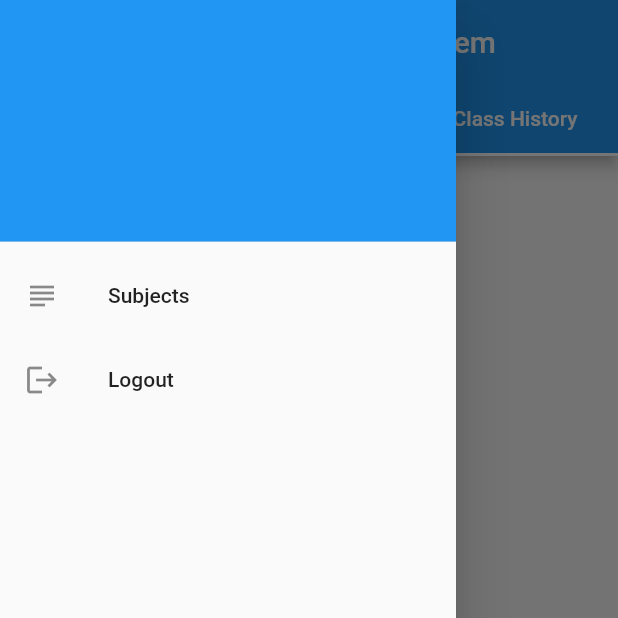
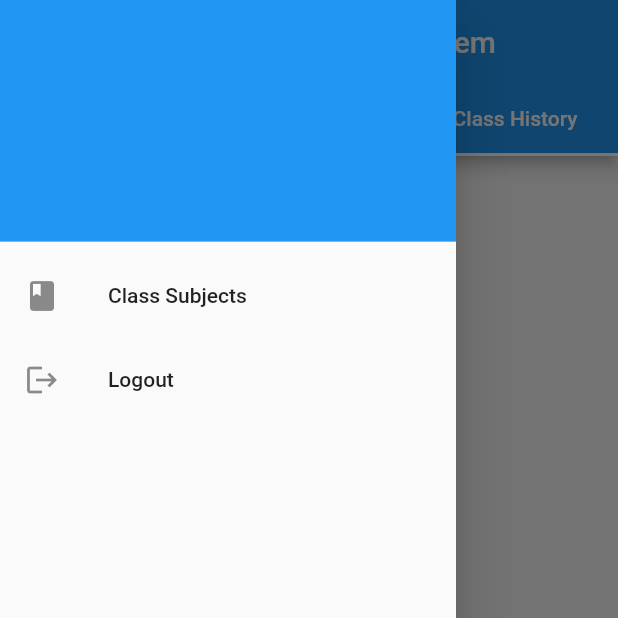
Before and after one commit to Elysu/Student-Attendance-System-With-WiFi-Detection, a Flutter app: the screen it shows once a user with an empty profile is signed in, tab 3 chosen, with the side drawer open, on a phone screen of 412 x 824 dp, the top half of it. Run offline on Flutter 3.47's test engine with Material 2 defaults, Android fonts, the phone set to English and light mode, and no system bars; our stand-ins replace cloud_firestore, firebase_auth, firebase_core, flutter_spinkit; accounts and stored records are empty.

Commit message:
1. nested streambuilder in class_history_view.dart to get attendance (it worked) 2. changed some text on subject page 3. Removed unused functions

```diff
--- a/lib/class_tabs/class_history_view.dart
+++ b/lib/class_tabs/class_history_view.dart
@@ -17,41 +17,28 @@ class _ClassHistoryViewState extends State<ClassHistoryView> with AutomaticKeepA
   List docs = [];
   final List<ClassDataList> classList = [];
 
-  /*
-  Stream<QuerySnapshot> awaitGetClassHistoryDocID() async* {
-    // set class doc ID into docs
-    docs = await dbService.getClassHistoryDocID();
-
-    if (docs.isNotEmpty) {
-      // loop through docs to find out each class details
-      for(int i=0; i<docs.length; i++) {
-        Map<dynamic, dynamic> data = await dbService.getClassHistoryData(docs[i].toString());
-        Timestamp tStart = data['c_datetimeStart'];
-        Timestamp tEnd = data['c_datetimeEnd'];
-
-        int attendance = await dbService.attendanceExists(UserModel().getUID.toString(), docs[i].toString());
-        classList.add(ClassHistory(data['c_sub-name'], data['c_sub-code'], data['classroom'], DateTime.parse(tStart.toDate().toString()), DateTime.parse(tEnd.toDate().toString()), attendance));
-      }
-    } else {
-      print('No document class');
-    }
-  }
-  */
-
   @override
   Widget build(BuildContext context) {
     return SizedBox(
       height: double.infinity,
       width: double.infinity,
       child: StreamBuilder<QuerySnapshot>(
-        stream: dbService.getClassHistoryData(context),
+        stream: dbService.getClassHistoryData(),
         builder: (context, snapshot) {
           if (!snapshot.hasData) return const Text("Loading...");
           return ListView.builder(
             itemCount: snapshot.data!.docs.length,
             itemBuilder: (BuildContext context, int index) {
-              Future<int> attendance = dbService.attendanceExists(UserModel().getUID, snapshot.data!.docs[index].id);
-              return buildClassHistory(context, snapshot.data!.docs[index], snapshot.data!.docs[index].id, attendance);
+              return StreamBuilder(
+                stream: dbService.attendanceExists(UserModel().getUID, snapshot.data!.docs[index].id),
+                builder: (context, AsyncSnapshot<int> s) {
+                  if (s.hasData) {
+                    return buildClassHistory(context, snapshot.data!.docs[index], snapshot.data!.docs[index].id, s.data);
+                  } else {
+                    return Container();
+                  }
+                }
+              );
             }
           );
         }
--- a/lib/class_tabs/ongoing_class_view.dart
+++ b/lib/class_tabs/ongoing_class_view.dart
@@ -31,5 +31,11 @@ class _OngoingClassViewState extends State<OngoingClassView> with AutomaticKeepA
   }
 
   @override
+  void initState() {
+    // TODO: implement initState
+    super.initState();
+  }
+
+  @override
   bool get wantKeepAlive => true;
 }
--- a/lib/screens/subjects/selected_subjects.dart
+++ b/lib/screens/subjects/selected_subjects.dart
@@ -15,7 +15,7 @@ class _SelectedSubjectsState extends State<SelectedSubjects> {
   TextEditingController _searchController = TextEditingController();
   String _searchText = "";
   Icon _searchIcon = const Icon(Icons.search);
-  Widget _appBarTitle = const Text( 'Subjects List' );
+  Widget _appBarTitle = const Text( 'Class Subjects' );
 
   Future? resultsLoaded;
   List _allResults = [];
@@ -90,7 +90,7 @@ class _SelectedSubjectsState extends State<SelectedSubjects> {
         );
       } else {
         _searchIcon = const Icon(Icons.search);
-        _appBarTitle = const Text( 'Subjects List' );
+        _appBarTitle = const Text( 'Class Subjects' );
         _searchController.clear();
       }
     });
--- a/lib/widgets/drawer/navigation_drawer_widget.dart
+++ b/lib/widgets/drawer/navigation_drawer_widget.dart
@@ -20,7 +20,7 @@ class NavigationDrawerWidget extends StatelessWidget {
             ),
             child: Text(UserModel().getName, style: const TextStyle(color: Colors.white)),
           ),
-          buildMenuItem(context, text: "Subjects", icon: Icons.subject),
+          buildMenuItem(context, text: "Class Subjects", icon: Icons.book),
           isTeacher(context),
           buildMenuItem(context, text: "Logout", icon: Icons.logout),
         ],
@@ -50,7 +50,7 @@ class NavigationDrawerWidget extends StatelessWidget {
               MaterialPageRoute(builder: (context) => const StudentList())
             );
             break;
-          case "Subjects":
+          case "Class Subjects":
             Navigator.push(
               context,
               MaterialPageRoute(builder: (context) => const SelectedSubjects())
```
Also changed, not shown: lib/screens/home/class_listview.dart (+0 -7 lines), lib/services/database.dart (+7 -10 lines).
